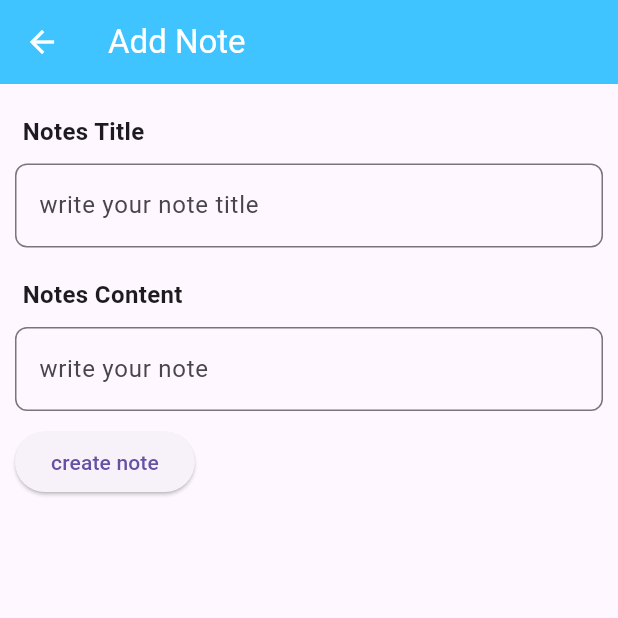
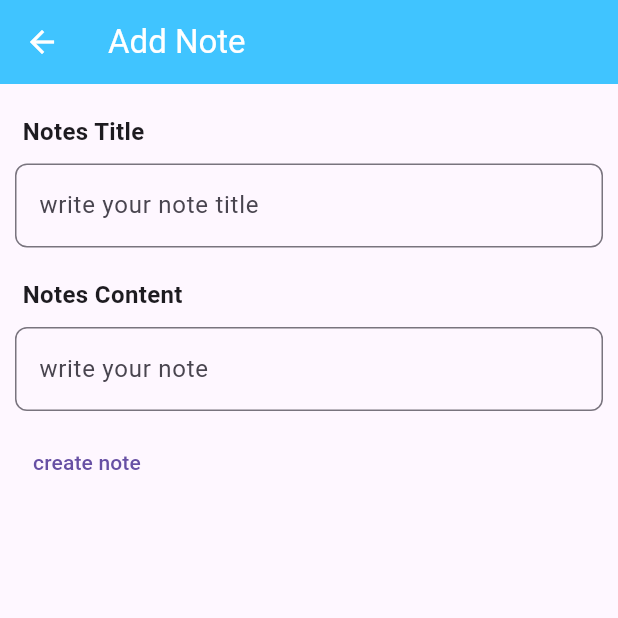
Before and after one commit to NotRegister/notes_application, a Flutter app: the screen it shows after launch, after a tap on "create note", on a phone screen of 412 x 824 dp, the top half of it. Run offline on Flutter 3.47's test engine with Material 3 defaults, Android fonts, the phone set to English and light mode, and no system bars; our stand-ins replace shared_preferences; network calls fail.

```diff
--- a/lib/add_note.dart
+++ b/lib/add_note.dart
@@ -1,4 +1,5 @@
 import 'package:flutter/material.dart';
+import 'package:intl/intl.dart';
 import 'package:http/http.dart' as http;
 import 'package:notes_application/api_service.dart';
 import 'package:notes_application/notesModel.dart';
@@ -30,12 +31,17 @@ class _AddNoteState extends State<AddNote> {
     }
   } */
 
-  final textController = TextEditingController();
+  final titleController = TextEditingController();
+  final noteController = TextEditingController();
+
   @override
   void dispose() {
-    textController.dispose();
+    titleController.dispose();
+    noteController.dispose();
     super.dispose();
   }
+
+  String todayDate = DateFormat('yMd').format(DateTime.now());
 
   Widget build(BuildContext context) {
     return Scaffold(
@@ -67,9 +73,9 @@ class _AddNoteState extends State<AddNote> {
                     'Notes Title',
                     style: TextStyle(fontWeight: FontWeight.w600, fontSize: 16),
                   )),
-              const TextField(
-                controller: textController,
-                decoration: InputDecoration(
+              TextField(
+                controller: titleController,
+                decoration: const InputDecoration(
                   hintText: 'write your note title',
                   focusedBorder: OutlineInputBorder(
                     borderSide: BorderSide(color: Colors.lightBlueAccent),
@@ -90,8 +96,9 @@ class _AddNoteState extends State<AddNote> {
                     'Notes Content',
                     style: TextStyle(fontWeight: FontWeight.w600, fontSize: 16),
                   )),
-              const TextField(
-                decoration: InputDecoration(
+              TextField(
+                controller: noteController,
+                decoration: const InputDecoration(
                   focusedBorder: OutlineInputBorder(
                       borderSide: BorderSide(color: Colors.lightBlueAccent)),
                   hintText: 'write your note',
@@ -104,9 +111,22 @@ class _AddNoteState extends State<AddNote> {
               const SizedBox(
                 height: 10,
               ),
-              ElevatedButton(
-                  onPressed: () {
-
+              TextButton(
+                  onPressed: () async {
+                    final url = Uri.parse('http://127.0.0.1:8000/api/notes/');
+                    final response = await http.post(url, body: {
+                      'tag': titleController.text,
+                      'note': noteController.text,
+                      'username': '1',
+                      'created_at': todayDate,
+                    });
+                    if (response.statusCode == 201 ||
+                        response.statusCode == 200) {
+                      Navigator.pop(context);
+                    } else {
+                      throw Exception('Failed to create data: ' +
+                          response.statusCode.toString());
+                    }
                   },
                   child: const Text('create note'))
             ],
--- a/pubspec.yaml
+++ b/pubspec.yaml
@@ -9,6 +9,7 @@ environment:
 dependencies:
   flutter:
     sdk: flutter
+  intl: ^0.19.0
 
 dev_dependencies:
   flutter_lints: ^2.0.0
```
Also changed, not shown: pubspec.lock.
